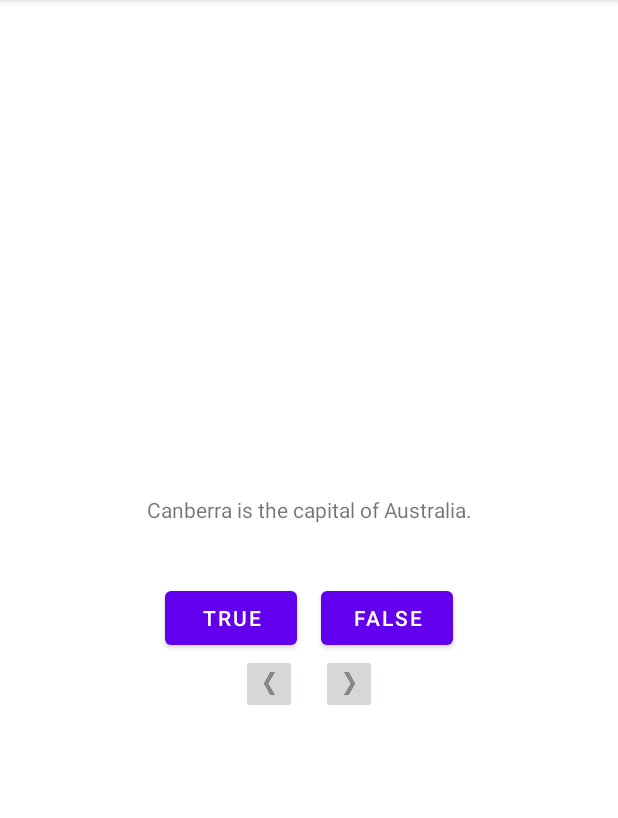
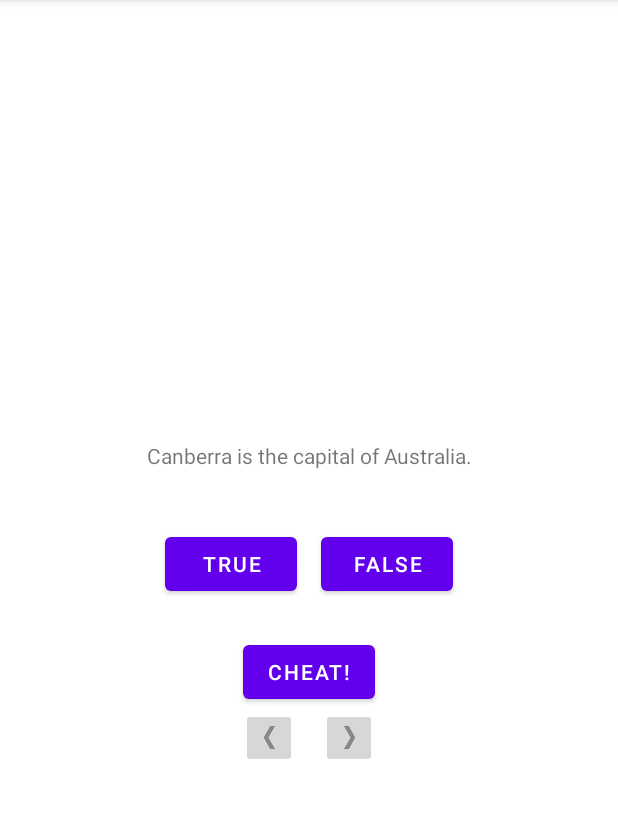
Before and after one commit to p-agapov/BigNerdRanchAndroid, an Android app: the screen it shows after launch (MainActivity), on a phone screen of 412 x 824 dp, the part 84-902 px from its top. Run offline under Robolectric (Android 15) with nearby library versions, the phone set to English and light mode, and no system bars.

Commit message:
Chapter 6

```diff
--- a/geoquiz/src/main/AndroidManifest.xml
+++ b/geoquiz/src/main/AndroidManifest.xml
@@ -10,6 +10,9 @@
         android:supportsRtl="true"
         android:theme="@style/Theme.BigNerdRanchAndroid">
         <activity
+            android:name=".CheatActivity"
+            android:exported="false" />
+        <activity
             android:name=".MainActivity"
             android:exported="true">
             <intent-filter>
--- a/geoquiz/src/main/java/com/agapovp/bignerdranch/android/geoquiz/MainActivity.kt
+++ b/geoquiz/src/main/java/com/agapovp/bignerdranch/android/geoquiz/MainActivity.kt
@@ -1,5 +1,6 @@
 package com.agapovp.bignerdranch.android.geoquiz
 
+import android.app.Activity
 import android.os.Bundle
 import android.util.Log
 import android.view.Gravity
@@ -7,17 +8,28 @@ import android.widget.Button
 import android.widget.ImageButton
 import android.widget.TextView
 import android.widget.Toast
+import androidx.activity.result.contract.ActivityResultContracts.StartActivityForResult
 import androidx.annotation.StringRes
 import androidx.appcompat.app.AppCompatActivity
 import androidx.lifecycle.ViewModelProvider
+import com.agapovp.bignerdranch.android.geoquiz.CheatActivity.Companion.EXTRA_CURRENT_QUESTION_IS_CHEATED
 
 private const val TAG = "MainActivity"
 
 class MainActivity : AppCompatActivity() {
 
+    private val cheatActivityLauncher =
+        registerForActivityResult(StartActivityForResult()) { result ->
+            if (result.resultCode == Activity.RESULT_OK) {
+                quizViewModel.currentQuestionIsCheated =
+                    result.data?.getBooleanExtra(EXTRA_CURRENT_QUESTION_IS_CHEATED, false) ?: false
+            }
+        }
+
     private lateinit var textQuestion: TextView
     private lateinit var buttonTrue: Button
     private lateinit var buttonFalse: Button
+    private lateinit var buttonCheat: Button
     private lateinit var buttonPrevious: ImageButton
     private lateinit var buttonNext: ImageButton
 
@@ -34,33 +46,42 @@ class MainActivity : AppCompatActivity() {
         setContentView(R.layout.activity_main)
         quizViewModel.setState(savedInstanceState)
 
-        textQuestion = findViewById<TextView>(R.id.text_question).apply {
+        textQuestion = findViewById<TextView>(R.id.main_activity_text_question).apply {
             setOnClickListener {
                 setNextQuestion()
             }
         }
-        buttonTrue = findViewById<Button?>(R.id.button_true).apply {
+        buttonTrue = findViewById<Button?>(R.id.main_activity_button_true).apply {
             setOnClickListener {
                 checkAnswer(true)
             }
         }
-        buttonFalse = findViewById<Button?>(R.id.button_false).apply {
+        buttonFalse = findViewById<Button?>(R.id.main_activity_button_false).apply {
             setOnClickListener {
                 checkAnswer(false)
             }
         }
-        buttonPrevious = findViewById<ImageButton?>(R.id.button_previous).apply {
+        buttonCheat = findViewById<Button?>(R.id.main_activity_button_cheat).also { button ->
+            button.setOnClickListener {
+                cheatActivityLauncher.launch(
+                    CheatActivity.newIntent(
+                        this,
+                        quizViewModel.currentQuestionAnswer,
+                        quizViewModel.currentQuestionIsCheated || !quizViewModel.currentQuestionIsActive
+                    )
+                )
+            }
+        }
+        buttonPrevious = findViewById<ImageButton?>(R.id.main_activity_button_previous).apply {
             setOnClickListener {
                 setPreviousQuestion()
             }
         }
-        buttonNext = findViewById<ImageButton?>(R.id.button_next).apply {
+        buttonNext = findViewById<ImageButton?>(R.id.main_activity_button_next).apply {
             setOnClickListener {
                 setNextQuestion()
             }
         }
-
-        updateTextQuestionText()
     }
 
     override fun onStart() {
@@ -71,6 +92,8 @@ class MainActivity : AppCompatActivity() {
     override fun onResume() {
         super.onResume()
         Log.d(TAG, "onResume called")
+
+        updateTextQuestionText()
     }
 
     override fun onPause() {
@@ -118,11 +141,13 @@ class MainActivity : AppCompatActivity() {
 
     private fun checkAnswer(answer: Boolean) {
         quizViewModel.incrementQuestionsAnswered()
-        val messageText = if (answer == quizViewModel.currentQuestionAnswer) {
-            quizViewModel.incrementQuestionsAnsweredCorrectly()
-            R.string.toast_true_text
-        } else {
-            R.string.toast_false_text
+        val messageText = when {
+            quizViewModel.currentQuestionIsCheated -> R.string.main_activity_toast_judgment_text
+            answer == quizViewModel.currentQuestionAnswer -> {
+                quizViewModel.incrementQuestionsAnsweredCorrectly()
+                R.string.main_activity_toast_true_text
+            }
+            else -> R.string.main_activity_toast_false_text
         }
         showToastTop(messageText)
 
@@ -133,7 +158,7 @@ class MainActivity : AppCompatActivity() {
     }
 
     private fun showScore() {
-        showToastTop(getString(R.string.toast_score, quizViewModel.getScore()))
+        showToastTop(getString(R.string.main_activity_toast_score, quizViewModel.getScore()))
     }
 
     private fun showToastTop(messageText: CharSequence) {
--- a/geoquiz/src/main/java/com/agapovp/bignerdranch/android/geoquiz/Question.kt
+++ b/geoquiz/src/main/java/com/agapovp/bignerdranch/android/geoquiz/Question.kt
@@ -6,5 +6,6 @@ data class Question(
     @StringRes
     val textResId: Int,
     val answer: Boolean,
-    var isActive: Boolean = true
+    var isActive: Boolean = true,
+    var isCheated: Boolean = false
 )
--- a/geoquiz/src/main/java/com/agapovp/bignerdranch/android/geoquiz/QuizViewModel.kt
+++ b/geoquiz/src/main/java/com/agapovp/bignerdranch/android/geoquiz/QuizViewModel.kt
@@ -7,10 +7,11 @@ import androidx.lifecycle.ViewModel
 
 private const val TAG = "QuizViewModel"
 
-private const val KEY_CURRENT_INDEX = "CURRENT_INDEX"
-private const val KEY_QUESTIONS_ANSWERED = "QUESTIONS_ANSWERED"
-private const val KEY_QUESTIONS_ANSWERED_CORRECTLY = "QUESTIONS_ANSWERED_CORRECTLY"
-private const val KEY_QUESTION_BANK_STATE = "QUESTION_BANK_STATE"
+private const val KEY_CURRENT_INDEX = "${TAG}_KEY_CURRENT_INDEX"
+private const val KEY_QUESTIONS_ANSWERED = "${TAG}_KEY_QUESTIONS_ANSWERED"
+private const val KEY_QUESTIONS_ANSWERED_CORRECTLY = "${TAG}_KEY_QUESTIONS_ANSWERED_CORRECTLY"
+private const val KEY_QUESTION_BANK_IS_ACTIVE_STATE = "${TAG}_KEY_QUESTION_BANK_IS_ACTIVE_STATE"
+private const val KEY_QUESTION_BANK_IS_CHEATED_STATE = "${TAG}_KEY_QUESTION_BANK_IS_CHEATED_STATE"
 
 class QuizViewModel : ViewModel() {
 
@@ -40,16 +41,20 @@ class QuizViewModel : ViewModel() {
         KEY_CURRENT_INDEX to currentIndex,
         KEY_QUESTIONS_ANSWERED to questionsAnswered,
         KEY_QUESTIONS_ANSWERED_CORRECTLY to questionsAnsweredCorrectly,
-        KEY_QUESTION_BANK_STATE to questionBank.map { it.isActive }.toBooleanArray()
+        KEY_QUESTION_BANK_IS_ACTIVE_STATE to questionBank.map { it.isActive }.toBooleanArray(),
+        KEY_QUESTION_BANK_IS_CHEATED_STATE to questionBank.map { it.isCheated }.toBooleanArray()
     )
 
     fun setState(bundle: Bundle?) {
-        bundle?.let {
-            currentIndex = it.getInt(KEY_CURRENT_INDEX, 0)
-            questionsAnswered = it.getDouble(KEY_QUESTIONS_ANSWERED, 0.0)
-            questionsAnsweredCorrectly = it.getDouble(KEY_QUESTIONS_ANSWERED_CORRECTLY, 0.0)
-            it.getBooleanArray(KEY_QUESTION_BANK_STATE)?.forEachIndexed { index, value ->
+        bundle?.run {
+            currentIndex = getInt(KEY_CURRENT_INDEX, 0)
+            questionsAnswered = getDouble(KEY_QUESTIONS_ANSWERED, 0.0)
+            questionsAnsweredCorrectly = getDouble(KEY_QUESTIONS_ANSWERED_CORRECTLY, 0.0)
+            getBooleanArray(KEY_QUESTION_BANK_IS_ACTIVE_STATE)?.forEachIndexed { index, value ->
                 questionBank[index].isActive = value
+            }
+            getBooleanArray(KEY_QUESTION_BANK_IS_CHEATED_STATE)?.forEachIndexed { index, value ->
+                questionBank[index].isCheated = value
             }
         }
     }
@@ -64,6 +69,12 @@ class QuizViewModel : ViewModel() {
         get() = questionBank[currentIndex].isActive
         set(isActive) {
             questionBank[currentIndex].isActive = isActive
+        }
+
+    var currentQuestionIsCheated
+        get() = questionBank[currentIndex].isCheated
+        set(isCheated) {
+            questionBank[currentIndex].isCheated = isCheated
         }
 
     fun incrementQuestionsAnswered() {
--- a/geoquiz/src/main/res/layout-land/activity_main.xml
+++ b/geoquiz/src/main/res/layout-land/activity_main.xml
@@ -5,12 +5,12 @@
     android:layout_height="match_parent">
 
     <TextView
-        android:id="@+id/text_question"
+        android:id="@+id/main_activity_text_question"
         android:layout_width="wrap_content"
         android:layout_height="@dimen/text_question_height"
         android:layout_gravity="center_horizontal"
         android:padding="@dimen/text_padding"
-        tools:text="@string/text_question_text" />
+        tools:text="@string/main_activity_text_question_text" />
 
     <LinearLayout
         android:layout_width="wrap_content"
@@ -19,22 +19,30 @@
         android:orientation="horizontal">
 
         <Button
-            android:id="@+id/button_true"
+            android:id="@+id/main_activity_button_true"
             style="?android:attr/button"
             android:layout_width="wrap_content"
             android:layout_height="wrap_content"
             android:layout_marginHorizontal="@dimen/button_margin_horizontal"
-            android:text="@string/button_true_text" />
+            android:text="@string/main_activity_button_true_text" />
 
         <Button
-            android:id="@+id/button_false"
+            android:id="@+id/main_activity_button_false"
             style="?android:attr/button"
             android:layout_width="wrap_content"
             android:layout_height="wrap_content"
             android:layout_marginHorizontal="@dimen/button_margin_horizontal"
-            android:text="@string/button_false_text" />
+            android:text="@string/main_activity_button_false_text" />
 
     </LinearLayout>
+
+    <Button
+        android:id="@+id/main_activity_button_cheat"
+        android:layout_width="wrap_content"
+        android:layout_height="wrap_content"
+        android:layout_gravity="bottom|center"
+        android:layout_marginBottom="@dimen/button_margin"
+        android:text="@string/main_activity_button_cheat_text" />
 
     <LinearLayout
         android:layout_width="wrap_content"
@@ -43,21 +51,21 @@
         android:orientation="horizontal">
 
         <ImageButton
-            android:id="@+id/button_previous"
+            android:id="@+id/main_activity_button_previous"
             style="?android:attr/button"
             android:layout_width="wrap_content"
             android:layout_height="wrap_content"
             android:layout_marginHorizontal="@dimen/button_margin_horizontal"
-            android:contentDescription="@string/button_previous_text"
+            android:contentDescription="@string/main_activity_button_previous_text"
             android:src="@drawable/arrow_left" />
 
         <ImageButton
-            android:id="@+id/button_next"
+            android:id="@+id/main_activity_button_next"
             style="?android:attr/button"
             android:layout_width="wrap_content"
             android:layout_height="wrap_content"
             android:layout_marginHorizontal="@dimen/button_margin_horizontal"
-            android:contentDescription="@string/button_next_text"
+            android:contentDescription="@string/main_activity_button_next_text"
             android:src="@drawable/arrow_right" />
 
     </LinearLayout>
--- a/geoquiz/src/main/res/layout/activity_main.xml
+++ b/geoquiz/src/main/res/layout/activity_main.xml
@@ -8,12 +8,12 @@
     tools:context=".MainActivity">
 
     <TextView
-        android:id="@+id/text_question"
+        android:id="@+id/main_activity_text_question"
         android:layout_width="wrap_content"
         android:layout_height="@dimen/text_question_height"
         android:gravity="center"
         android:padding="@dimen/text_padding"
-        tools:text="@string/text_question_text" />
+        tools:text="@string/main_activity_text_question_text" />
 
     <LinearLayout
         android:layout_width="wrap_content"
@@ -21,22 +21,29 @@
         android:orientation="horizontal">
 
         <Button
-            android:id="@+id/button_true"
+            android:id="@+id/main_activity_button_true"
             style="?android:attr/button"
             android:layout_width="wrap_content"
             android:layout_height="wrap_content"
             android:layout_marginHorizontal="@dimen/button_margin_horizontal"
-            android:text="@string/button_true_text" />
+            android:text="@string/main_activity_button_true_text" />
 
         <Button
-            android:id="@+id/button_false"
+            android:id="@+id/main_activity_button_false"
             style="?android:attr/button"
             android:layout_width="wrap_content"
             android:layout_height="wrap_content"
             android:layout_marginHorizontal="@dimen/button_margin_horizontal"
-            android:text="@string/button_false_text" />
+            android:text="@string/main_activity_button_false_text" />
 
     </LinearLayout>
+
+    <Button
+        android:id="@+id/main_activity_button_cheat"
+        android:layout_width="wrap_content"
+        android:layout_height="wrap_content"
+        android:layout_marginTop="@dimen/button_margin"
+        android:text="@string/main_activity_button_cheat_text" />
 
     <LinearLayout
         android:layout_width="wrap_content"
@@ -44,21 +51,21 @@
         android:orientation="horizontal">
 
         <ImageButton
-            android:id="@+id/button_previous"
+            android:id="@+id/main_activity_button_previous"
             style="?android:attr/button"
             android:layout_width="wrap_content"
             android:layout_height="wrap_content"
             android:layout_marginHorizontal="@dimen/button_margin_horizontal"
-            android:contentDescription="@string/button_previous_text"
+            android:contentDescription="@string/main_activity_button_previous_text"
             android:src="@drawable/arrow_left" />
 
         <ImageButton
-            android:id="@+id/button_next"
+            android:id="@+id/main_activity_button_next"
             style="?android:attr/button"
             android:layout_width="wrap_content"
             android:layout_height="wrap_content"
             android:layout_marginHorizontal="@dimen/button_margin_horizontal"
-            android:contentDescription="@string/button_next_text"
+            android:contentDescription="@string/main_activity_button_next_text"
             android:src="@drawable/arrow_right" />
 
     </LinearLayout>
--- a/geoquiz/src/main/res/values/dimens.xml
+++ b/geoquiz/src/main/res/values/dimens.xml
@@ -3,4 +3,5 @@
     <dimen name="text_question_height">96dp</dimen>
     <dimen name="text_padding">24dp</dimen>
     <dimen name="button_margin_horizontal">8dp</dimen>
+    <dimen name="button_margin">24dp</dimen>
 </resources>
--- a/geoquiz/src/main/res/values/strings.xml
+++ b/geoquiz/src/main/res/values/strings.xml
@@ -1,17 +1,27 @@
 <resources>
+    <!--    Application-->
     <string name="app_name">GeoQuiz</string>
 
-    <string name="text_question_text">Canberra is the capital of Australia.</string>
+    <!--    MainActivity-->
+    <string name="main_activity_text_question_text">Canberra is the capital of Australia.</string>
 
-    <string name="button_true_text">True</string>
-    <string name="button_false_text">False</string>
-    <string name="button_previous_text">Previous</string>
-    <string name="button_next_text">Next</string>
+    <string name="main_activity_button_true_text">True</string>
+    <string name="main_activity_button_false_text">False</string>
+    <string name="main_activity_button_previous_text">Previous</string>
+    <string name="main_activity_button_next_text">Next</string>
+    <string name="main_activity_button_cheat_text">Cheat!</string>
 
-    <string name="toast_true_text">Correct!</string>
-    <string name="toast_false_text">Incorrect!</string>
-    <string name="toast_score">Your score is %d%%</string>
+    <string name="main_activity_toast_true_text">Correct!</string>
+    <string name="main_activity_toast_false_text">Incorrect!</string>
+    <string name="main_activity_toast_score">Your score is %d%%</string>
+    <string name="main_activity_toast_judgment_text">Cheating is wrong.</string>
 
+    <!--    CheatActivity-->
+    <string name="cheat_activity_text_warning_text">Are you sure you want to do this?</string>
+    <string name="cheat_activity_text_answer_text">The answer is %b</string>
+    <string name="cheat_activity_button_show_answer_text">Show Answer</string>
+
+    <!--    Questions-->
     <string name="question_australia_text">Canberra is the capital of Australia.</string>
     <string name="question_oceans_text">The Pacific Ocean is larger than the Atlantic Ocean.</string>
     <string name="question_mideast_text">The Suez Canal connects the Red Sea and the Indian Ocean.</string>
```
Also changed, not shown: geoquiz/src/main/java/com/agapovp/bignerdranch/android/geoquiz/CheatActivity.kt (added, +91 -0 lines), geoquiz/src/main/res/layout/activity_cheat.xml (added, +29 -0 lines).
